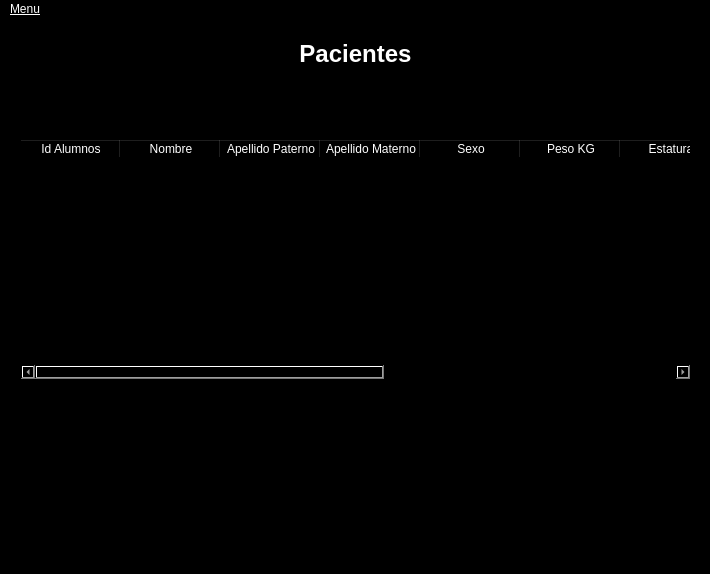
This is interfaces/pacientes.ui in xVyrusz/J-Medic as Qt 5 draws it before an edit. The edited form follows.
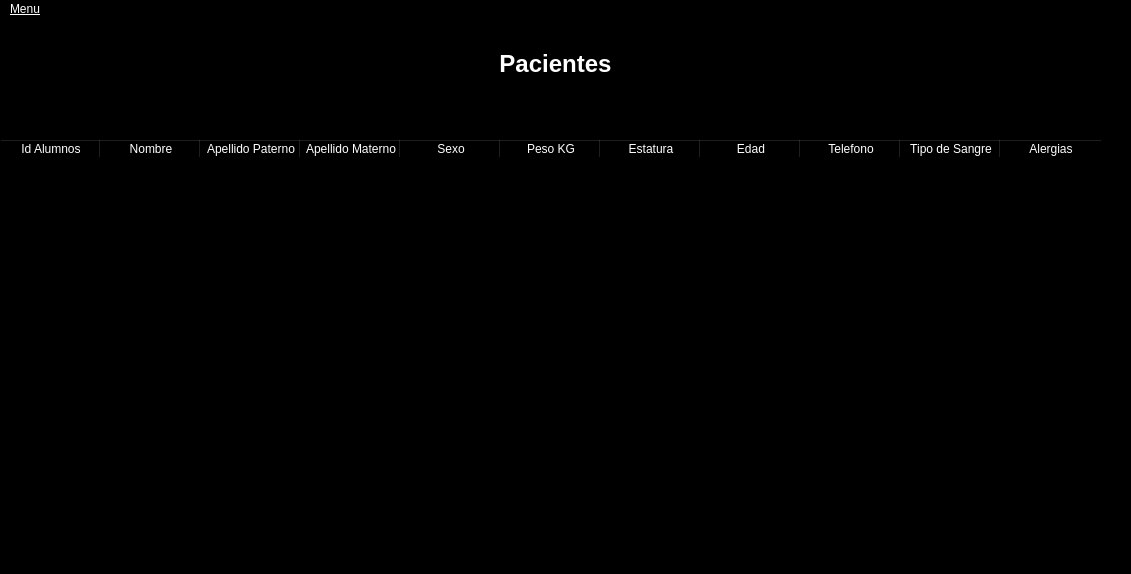
This is the edited form.

Commit message: actualizando variables de las interfaces y tamaños

The edit to the form file:
```diff
--- a/interfaces/pacientes.ui
+++ b/interfaces/pacientes.ui
@@ -6,7 +6,7 @@
    <rect>
     <x>0</x>
     <y>0</y>
-    <width>710</width>
+    <width>1131</width>
     <height>574</height>
    </rect>
   </property>
@@ -63,8 +63,8 @@
    <widget class="QLabel" name="label">
     <property name="geometry">
      <rect>
-      <x>290</x>
-      <y>0</y>
+      <x>490</x>
+      <y>10</y>
       <width>131</width>
       <height>71</height>
      </rect>
@@ -76,10 +76,10 @@
    <widget class="QTableWidget" name="tableWidget">
     <property name="geometry">
      <rect>
-      <x>20</x>
+      <x>0</x>
       <y>120</y>
-      <width>671</width>
-      <height>241</height>
+      <width>1111</width>
+      <height>391</height>
      </rect>
     </property>
     <column>
@@ -144,7 +144,7 @@
     <rect>
      <x>0</x>
      <y>0</y>
-     <width>710</width>
+     <width>1131</width>
      <height>20</height>
     </rect>
    </property>
```
The commit also changes 3 other files.
